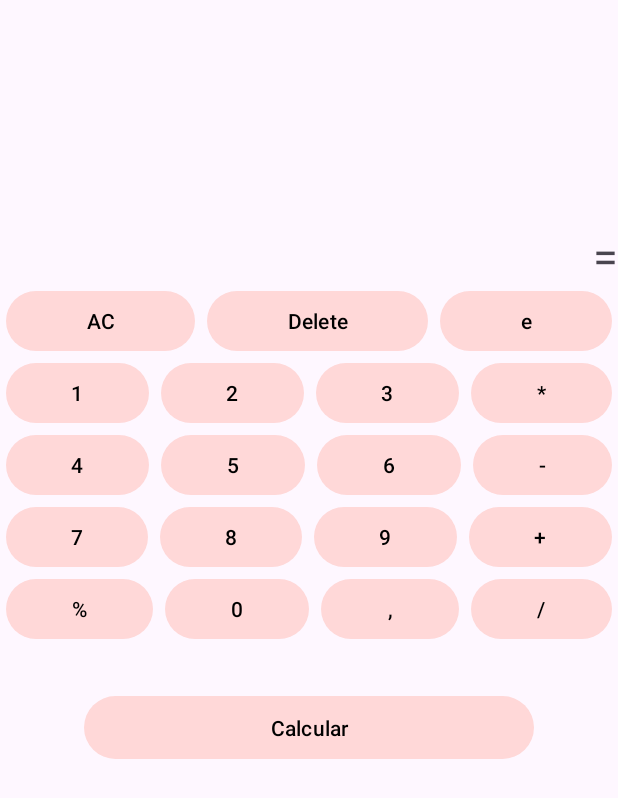
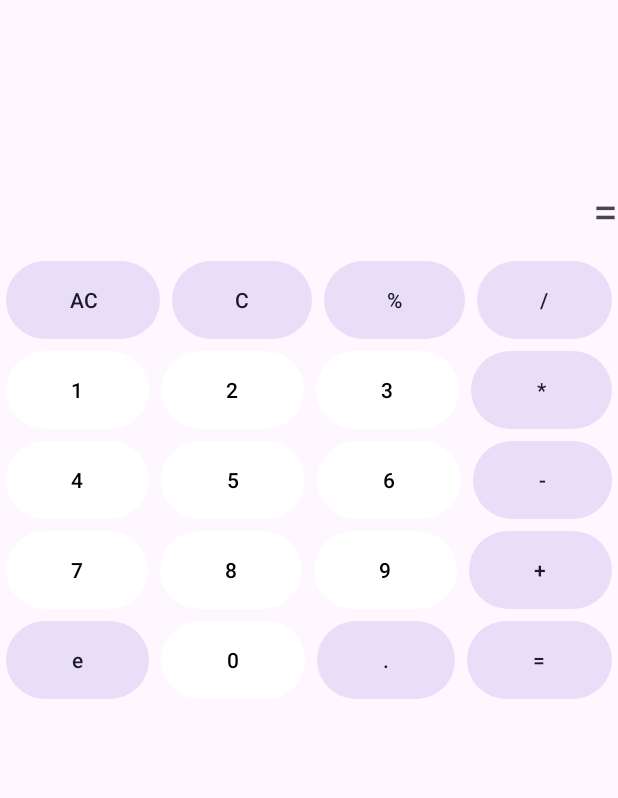
Before and after one commit to SihaoCheng123/CalculadoraAndroid, an Android app: the screen it shows after launch (MainActivity), on a phone screen of 412 x 824 dp. Shown: the top 798 px of the screen. Run offline under Robolectric (Android 15) with nearby library versions, the phone set to English and light mode, and no system bars.

Commit message:
no funciona bien

```diff
--- a/app/src/main/java/com/sihaocheng123/calculadora/MainActivity.java
+++ b/app/src/main/java/com/sihaocheng123/calculadora/MainActivity.java
@@ -4,7 +4,6 @@ import android.os.Bundle;
 import android.view.View;
 import android.widget.Button;
 import android.widget.TextView;
-import android.widget.Toast;
 
 import androidx.activity.EdgeToEdge;
 import androidx.appcompat.app.AppCompatActivity;
@@ -12,17 +11,12 @@ import androidx.core.graphics.Insets;
 import androidx.core.view.ViewCompat;
 import androidx.core.view.WindowInsetsCompat;
 
-import java.text.DecimalFormat;
+import java.util.HashMap;
+
 
 public class MainActivity extends AppCompatActivity {
 
-    private TextView pantalla, resultadoPantalla;
-    private double firstValue, secondValue, resultValue;
-    private char operacionActual;
-    private DecimalFormat decimalFormat;
-    private Button boton0, boton1, boton2, boton3, boton4, boton5, boton6, boton7, boton8, boton9;
-    private Button botonMas, botonMenos, botonPor, botonEntre, botonPorcentaje, botonCalcular,
-            botonBorrar, botonAC, botonComa;
+    private HashMap<Button,String> listaValores= new HashMap<>();
 
     @Override
     protected void onCreate(Bundle savedInstanceState) {
@@ -35,178 +29,92 @@ public class MainActivity extends AppCompatActivity {
             return insets;
         });
 
-        boton1 = findViewById(R.id.button1);
-        boton2 = findViewById(R.id.button2);
-        boton3 = findViewById(R.id.button3);
-        boton4 = findViewById(R.id.button4);
-        boton5 = findViewById(R.id.button5);
-        boton6 = findViewById(R.id.button6);
-        boton7 = findViewById(R.id.button7);
-        boton8 = findViewById(R.id.button8);
-        boton9 = findViewById(R.id.button9);
-        boton0 = findViewById(R.id.button0);
-        botonMas = findViewById(R.id.buttonAdd);
-        botonMenos = findViewById(R.id.buttonMenos);
-        botonPor = findViewById(R.id.buttonX);
-        botonEntre = findViewById(R.id.buttonDividir);
-        botonPorcentaje = findViewById(R.id.buttonPorcentaje);
-        botonCalcular = findViewById(R.id.buttonCalcular);
-        botonBorrar = findViewById(R.id.buttonDelete);
-        botonAC = findViewById(R.id.buttonAC);
-        pantalla = findViewById(R.id.pantalla);
-        botonComa = findViewById(R.id.buttonComa);
+        Button boton1 = findViewById(R.id.button1);
+        Button boton2 = findViewById(R.id.button2);
+        Button boton3 = findViewById(R.id.button3);
+        Button boton4 = findViewById(R.id.button4);
+        Button boton5 = findViewById(R.id.button5);
+        Button boton6 = findViewById(R.id.button6);
+        Button boton7 = findViewById(R.id.button7);
+        Button boton8 = findViewById(R.id.button8);
+        Button boton9 = findViewById(R.id.button9);
+        Button boton0 = findViewById(R.id.button0);
+        Button botonMas = findViewById(R.id.buttonAdd);
+        Button botonMenos = findViewById(R.id.buttonMenos);
+        Button botonPor = findViewById(R.id.buttonX);
+        Button botonEntre = findViewById(R.id.buttonEntre);
+        Button botonPorcentaje = findViewById(R.id.buttonPorcentaje);
+        Button botonCalcular = findViewById(R.id.buttonIgual);
+        Button botonBorrar = findViewById(R.id.buttonDelete);
+        Button botonAC = findViewById(R.id.buttonAC);
+        TextView pantalla = findViewById(R.id.pantalla);
+        Button botonComa = findViewById(R.id.buttonComa);
         pantalla.setText("");
-        resultadoPantalla = findViewById(R.id.resultado);
+        TextView resultadoPantalla = findViewById(R.id.resultado);
 
-        firstValue = Double.NaN;
-        decimalFormat = new DecimalFormat("#.########");
+        this.listaValores.put(boton0, boton0.getText().toString());
+        this.listaValores.put(boton1, boton1.getText().toString());
+        this.listaValores.put(boton2, boton2.getText().toString());
+        this.listaValores.put(boton3, boton3.getText().toString());
+        this.listaValores.put(boton4, boton4.getText().toString());
+        this.listaValores.put(boton5, boton5.getText().toString());
+        this.listaValores.put(boton6, boton6.getText().toString());
+        this.listaValores.put(boton7, boton7.getText().toString());
+        this.listaValores.put(boton8, boton8.getText().toString());
+        this.listaValores.put(boton9, boton9.getText().toString());
+        this.listaValores.put(botonEntre, botonEntre.getText().toString());
+        this.listaValores.put(botonPorcentaje, botonPorcentaje.getText().toString());
+        this.listaValores.put(botonMas, botonMas.getText().toString());
+        this.listaValores.put(botonMenos, botonMenos.getText().toString());
+        this.listaValores.put(botonPor, botonPor.getText().toString());
+        this.listaValores.put(botonComa, botonComa.getText().toString());
+        this.listaValores.put(botonCalcular, botonComa.getText().toString());
+        this.listaValores.put(botonBorrar, botonBorrar.getText().toString());
+        this.listaValores.put(botonAC, botonAC.getText().toString());
 
-        boton1.setOnClickListener(new View.OnClickListener() {
+        StringBuilder stringBuilder = new StringBuilder();
+
+        for(Button key: listaValores.keySet()){
+            if(key.getText().equals("AC")){
+                key.setOnClickListener(new View.OnClickListener() {
                     @Override
                     public void onClick(View view) {
-                pantalla.setText(pantalla.getText() + "1");
+                        pantalla.setText("");
+                        stringBuilder.delete(0, -1);
                     }
                 });
-
-        boton1.setOnClickListener(new View.OnClickListener() {
+            }else if(key.getText().equals("C")){
+                key.setOnClickListener(new View.OnClickListener() {
                     @Override
                     public void onClick(View view) {
-                pantalla.setText(pantalla.getText() + "1");
+                        stringBuilder.deleteCharAt(-1);
+                        pantalla.setText(stringBuilder);
                     }
                 });
-
-        boton2.setOnClickListener(new View.OnClickListener() {
+            }else{
+                //esto funciona, lo de arriba no
+                key.setOnClickListener(new View.OnClickListener() {
                     @Override
                     public void onClick(View view) {
-                pantalla.setText(pantalla.getText() + "2");
+                        String textoPulsado = key.getText().toString();
+                        stringBuilder.append(textoPulsado);
+                        pantalla.setText(stringBuilder);
                     }
                 });
-        boton3.setOnClickListener(new View.OnClickListener() {
-            @Override
-            public void onClick(View view) {
-                pantalla.setText(pantalla.getText() + "3");
             }
-        });
-        boton4.setOnClickListener(new View.OnClickListener() {
-            @Override
-            public void onClick(View view) {
-                pantalla.setText(pantalla.getText() + "4");
-            }
-        });
-        boton5.setOnClickListener(new View.OnClickListener() {
-            @Override
-            public void onClick(View view) {
-                pantalla.setText(pantalla.getText() + "5");
-            }
-        });
-        boton6.setOnClickListener(new View.OnClickListener() {
-            @Override
-            public void onClick(View view) {
-                pantalla.setText(pantalla.getText() + "6");
-            }
-        });
-        boton7.setOnClickListener(new View.OnClickListener() {
-            @Override
-            public void onClick(View view) {
-                pantalla.setText(pantalla.getText() + "7");
-            }
-        });
-        boton8.setOnClickListener(new View.OnClickListener() {
-            @Override
-            public void onClick(View view) {
-                pantalla.setText(pantalla.getText() + "8");
-            }
-        });
-        boton9.setOnClickListener(new View.OnClickListener() {
-            @Override
-            public void onClick(View view) {
-                pantalla.setText(pantalla.getText() + "9");
-            }
-        });
-        boton0.setOnClickListener(new View.OnClickListener() {
-            @Override
-            public void onClick(View view) {
-                pantalla.setText(pantalla.getText() + "0");
-            }
-        });
-        botonComa.setOnClickListener(new View.OnClickListener() {
-            @Override
-            public void onClick(View view) {
-                pantalla.setText(pantalla.getText() + ",");
-            }
-        });
-
-        botonMas.setOnClickListener(new View.OnClickListener() {
-            @Override
-            public void onClick(View view) {
-                operacionActual = botonMas.getText().toString().charAt(0);
-                allCalculations();
-                pantalla.setText(decimalFormat.format(firstValue)+ "+");
-                resultadoPantalla.setText("");
-            }
-        });
-        botonMenos.setOnClickListener(new View.OnClickListener() {
-            @Override
-            public void onClick(View view) {
-                operacionActual = botonMenos.getText().toString().charAt(0);
-                allCalculations();
-                pantalla.setText(decimalFormat.format(firstValue)+ "-");
-                resultadoPantalla.setText("");
-            }
-        });
-        botonPor.setOnClickListener(new View.OnClickListener() {
-            @Override
-            public void onClick(View view) {
-                operacionActual = botonPor.getText().toString().charAt(0);
-                allCalculations();
-                pantalla.setText(decimalFormat.format(firstValue)+ "*");
-                resultadoPantalla.setText("");
-            }
-        });
-        botonEntre.setOnClickListener(new View.OnClickListener() {
-            @Override
-            public void onClick(View view) {
-                operacionActual = botonEntre.getText().toString().charAt(0);
-                allCalculations();
-                pantalla.setText(decimalFormat.format(firstValue)+ "/");
-                resultadoPantalla.setText("");
-            }
-        });
-
-        botonCalcular.setOnClickListener(new View.OnClickListener() {
-            @Override
-            public void onClick(View view) {
-                allCalculations();
-                resultadoPantalla.setText(decimalFormat.format(resultValue));
-                firstValue = Double.NaN;
-                operacionActual= 'a';
-            }
-        });
-
 
         }
 
-    public void allCalculations() {
-        if (!Double.isNaN(firstValue)) {
-            secondValue = Double.parseDouble((pantalla.getText().toString()));
+//meter dentro de lo de arriba
+//        botonAC.setOnClickListener(new View.OnClickListener() {
+//            @Override
+//            public void onClick(View view) {
+//                pantalla.setText("");
+//                stringBuilder.delete(0,-1);
+//            }
+//        });
 
-            if (operacionActual == botonMas.getText().toString().charAt(0)) {
-                resultValue = this.firstValue + secondValue;
-            } else if (operacionActual == botonMenos.getText().toString().charAt(0)) {
-                resultValue = this.firstValue - secondValue;
-            } else if (operacionActual == botonPor.getText().toString().charAt(0)) {
-                resultValue = this.firstValue * secondValue;
-            } else if (operacionActual == botonEntre.getText().toString().charAt(0)) {
-                resultValue = this.firstValue / secondValue;
-            } else if (operacionActual == botonPorcentaje.getText().toString().charAt(0)) {
-                resultValue = this.firstValue % secondValue;
+        //split string in 2 with /, *, + or -
     }
-        }else{
-            try{
-                firstValue = Double.parseDouble(pantalla.getText().toString());
-            }catch (Exception e){
-                Toast toast = Toast.makeText(getApplicationContext(), "Error", Toast.LENGTH_SHORT);
+
 }
-        }
-    }
-}
--- a/app/src/main/res/drawable/calculadora_button.xml
+++ b/app/src/main/res/drawable/calculadora_button.xml
@@ -2,7 +2,7 @@
 <shape xmlns:android="http://schemas.android.com/apk/res/android"
     android:shape="rectangle">
 <stroke
-    android:color="@color/rosita"
+    android:color="@color/white"
     android:width="2dp"
     />
     <corners
--- a/app/src/main/res/layout/activity_main.xml
+++ b/app/src/main/res/layout/activity_main.xml
@@ -10,7 +10,7 @@
     <TextView
         android:id="@+id/pantalla"
         android:layout_width="match_parent"
-        android:layout_height="150dp"
+        android:layout_height="120dp"
         android:textSize="50sp"
         android:textAlignment="textEnd"
         android:text="CALCULADORA"
@@ -18,11 +18,12 @@
         app:layout_constraintTop_toTopOf="parent"
         app:layout_constraintStart_toStartOf="parent"
         app:layout_constraintEnd_toEndOf="parent"
-        />
+        android:gravity="bottom"
+        tools:ignore="RtlCompat" />
 <TextView
     android:id="@+id/resultado"
     android:layout_width="match_parent"
-    android:layout_height="40dp"
+    android:layout_height="50dp"
     android:textSize="30sp"
     android:textAlignment="textEnd"
     app:layout_constraintTop_toBottomOf="@id/pantalla"
@@ -52,27 +53,35 @@
 
                 <Button
                     android:id="@+id/buttonAC"
-                    style="@style/Widget.Material3.Button.IconButton.Filled"
+                    style="@style/Widget.Material3.Button.IconButton.Filled.Tonal"
                     android:layout_width="wrap_content"
-                    android:layout_height="wrap_content"
+                    android:layout_height="60dp"
                     android:layout_weight="1"
                     android:text="AC" />
 
                 <Button
                     android:id="@+id/buttonDelete"
-                    style="@style/Widget.Material3.Button.IconButton.Filled"
+                    style="@style/Widget.Material3.Button.IconButton.Filled.Tonal"
                     android:layout_width="wrap_content"
-                    android:layout_height="wrap_content"
+                    android:layout_height="60dp"
                     android:layout_weight="1"
-                    android:text="Delete" />
+                    android:text="C" />
 
                 <Button
-                    android:id="@+id/buttonE"
-                    style="@style/Widget.Material3.Button.IconButton.Filled"
+                    android:id="@+id/buttonPorcentaje"
+                    style="@style/Widget.Material3.Button.IconButton.Filled.Tonal"
                     android:layout_width="wrap_content"
-                    android:layout_height="wrap_content"
+                    android:layout_height="60dp"
                     android:layout_weight="1"
-                    android:text="e" />
+                    android:text="%" />
+
+                <Button
+                    android:id="@+id/buttonEntre"
+                    style="@style/Widget.Material3.Button.IconButton.Filled.Tonal"
+                    android:layout_width="wrap_content"
+                    android:layout_height="60dp"
+                    android:layout_weight="1"
+                    android:text="/" />
 
             </LinearLayout>
 
@@ -85,7 +94,7 @@
                     android:id="@+id/button1"
                     style="@style/Widget.Material3.Button.IconButton.Filled"
                     android:layout_width="wrap_content"
-                    android:layout_height="wrap_content"
+                    android:layout_height="60dp"
                     android:layout_weight="1"
                     android:text="1" />
 
@@ -93,7 +102,7 @@
                     android:id="@+id/button2"
                     style="@style/Widget.Material3.Button.IconButton.Filled"
                     android:layout_width="wrap_content"
-                    android:layout_height="wrap_content"
+                    android:layout_height="60dp"
                     android:layout_weight="1"
                     android:text="2" />
 
@@ -101,15 +110,15 @@
                     android:id="@+id/button3"
                     style="@style/Widget.Material3.Button.IconButton.Filled"
                     android:layout_width="wrap_content"
-                    android:layout_height="wrap_content"
+                    android:layout_height="60dp"
                     android:layout_weight="1"
                     android:text="3" />
 
                 <Button
                     android:id="@+id/buttonX"
-                    style="@style/Widget.Material3.Button.IconButton.Filled"
+                    style="@style/Widget.Material3.Button.IconButton.Filled.Tonal"
                     android:layout_width="wrap_content"
-                    android:layout_height="wrap_content"
+                    android:layout_height="60dp"
                     android:layout_weight="1"
                     android:text="*"
                     android:onClick="calcular"/>
@@ -124,7 +133,7 @@
                     android:id="@+id/button4"
                     style="@style/Widget.Material3.Button.IconButton.Filled"
                     android:layout_width="wrap_content"
-                    android:layout_height="wrap_content"
+                    android:layout_height="60dp"
                     android:layout_weight="1"
                     android:text="4" />
 
@@ -132,7 +141,7 @@
                     android:id="@+id/button5"
                     style="@style/Widget.Material3.Button.IconButton.Filled"
                     android:layout_width="wrap_content"
-                    android:layout_height="wrap_content"
+                    android:layout_height="60dp"
                     android:layout_weight="1"
                     android:text="5" />
 
@@ -140,15 +149,15 @@
                     android:id="@+id/button6"
                     style="@style/Widget.Material3.Button.IconButton.Filled"
                     android:layout_width="wrap_content"
-                    android:layout_height="wrap_content"
+                    android:layout_height="60dp"
                     android:layout_weight="1"
                     android:text="6" />
 
                 <Button
                     android:id="@+id/buttonMenos"
-                    style="@style/Widget.Material3.Button.IconButton.Filled"
+                    style="@style/Widget.Material3.Button.IconButton.Filled.Tonal"
                     android:layout_width="wrap_content"
-                    android:layout_height="wrap_content"
+                    android:layout_height="60dp"
                     android:layout_weight="1"
                     android:text="-"
                     android:onClick="calcular"/>
@@ -163,7 +172,7 @@
                     android:id="@+id/button7"
                     style="@style/Widget.Material3.Button.IconButton.Filled"
                     android:layout_width="wrap_content"
-                    android:layout_height="wrap_content"
+                    android:layout_height="60dp"
                     android:layout_weight="1"
                     android:text="7" />
 
@@ -171,7 +180,7 @@
                     android:id="@+id/button8"
                     style="@style/Widget.Material3.Button.IconButton.Filled"
                     android:layout_width="wrap_content"
-                    android:layout_height="wrap_content"
+                    android:layout_height="60dp"
                     android:layout_weight="1"
                     android:text="8" />
 
@@ -179,15 +188,15 @@
                     android:id="@+id/button9"
                     style="@style/Widget.Material3.Button.IconButton.Filled"
                     android:layout_width="wrap_content"
-                    android:layout_height="wrap_content"
+                    android:layout_height="60dp"
                     android:layout_weight="1"
                     android:text="9" />
 
                 <Button
                     android:id="@+id/buttonAdd"
-                    style="@style/Widget.Material3.Button.IconButton.Filled"
+                    style="@style/Widget.Material3.Button.IconButton.Filled.Tonal"
                     android:layout_width="wrap_content"
-                    android:layout_height="wrap_content"
+                    android:layout_height="60dp"
                     android:layout_weight="1"
                     android:text="+"
                     android:onClick="calcular"/>
@@ -199,53 +208,43 @@
                 android:orientation="horizontal">
 
                 <Button
-                    android:id="@+id/buttonPorcentaje"
-                    style="@style/Widget.Material3.Button.IconButton.Filled"
+                    android:id="@+id/buttonE"
+                    style="@style/Widget.Material3.Button.IconButton.Filled.Tonal"
                     android:layout_width="wrap_content"
-                    android:layout_height="wrap_content"
+                    android:layout_height="60dp"
                     android:layout_weight="1"
-                    android:text="%" />
+                    android:text="e" />
 
                 <Button
                     android:id="@+id/button0"
                     style="@style/Widget.Material3.Button.IconButton.Filled"
                     android:layout_width="wrap_content"
-                    android:layout_height="wrap_content"
+                    android:layout_height="60dp"
                     android:layout_weight="1"
                     android:text="0" />
 
                 <Button
                     android:id="@+id/buttonComa"
-                    style="@style/Widget.Material3.Button.IconButton.Filled"
+                    style="@style/Widget.Material3.Button.IconButton.Filled.Tonal"
                     android:layout_width="wrap_content"
-                    android:layout_height="wrap_content"
+                    android:layout_height="60dp"
                     android:layout_weight="1"
-                    android:text="," />
+                    android:text="." />
 
                 <Button
-                    android:id="@+id/buttonDividir"
-                    style="@style/Widget.Material3.Button.IconButton.Filled"
+                    android:id="@+id/buttonIgual"
+                    style="@style/Widget.Material3.Button.IconButton.Filled.Tonal"
                     android:layout_width="wrap_content"
-                    android:layout_height="wrap_content"
+                    android:layout_height="60dp"
                     android:layout_weight="1"
-                    android:text="/"
-                    android:onClick="calcular"/>
+                    android:text="="
+                    />
 
             </LinearLayout>
 
         </LinearLayout>
 
     </LinearLayout>
-    <Button
-        android:layout_marginTop="30dp"
-        android:id="@+id/buttonCalcular"
-        android:layout_width="300dp"
-        android:layout_height="50dp"
-        android:text="Calcular"
-        android:textAlignment="center"
-        app:layout_constraintTop_toBottomOf="@id/linearLayoutCalculatorBotton"
-        app:layout_constraintEnd_toEndOf="parent"
-        app:layout_constraintStart_toStartOf="parent"
-        />
+
 
 </androidx.constraintlayout.widget.ConstraintLayout>
--- a/app/src/main/res/values/colors.xml
+++ b/app/src/main/res/values/colors.xml
@@ -2,7 +2,7 @@
 <resources>
     <color name="black">#FF000000</color>
     <color name="white">#FFFFFFFF</color>
-    <color name="rosita">#FFD8D8</color>
-    <color name="moradito">#FBD9FF</color>
+    <color name="rojo">#DE513A</color>
+
 
 </resources>
--- a/app/src/main/res/values/themes.xml
+++ b/app/src/main/res/values/themes.xml
@@ -3,9 +3,12 @@
     <style name="Base.Theme.Calculadora" parent="Theme.Material3.DayNight.NoActionBar">
         <!-- Customize your light theme here. -->
         <!-- <item name="colorPrimary">@color/my_light_primary</item> -->
-    <item name="colorPrimary">@color/rosita</item>
+    <item name="colorPrimary">@color/white</item>
     <item name="colorOnPrimary">@color/black</item>
-    <item name="colorOnSecondary">@color/white</item>
+        <item name="colorSecondary">@color/white</item>
+    <item name="colorOnSecondary">@color/rojo</item>
+    <item name="colorOnSurface">@color/rojo</item>
+
     </style>
 
     <style name="Theme.Calculadora" parent="Base.Theme.Calculadora" />
```
Lines whose indentation alone changed are shown as unchanged.
